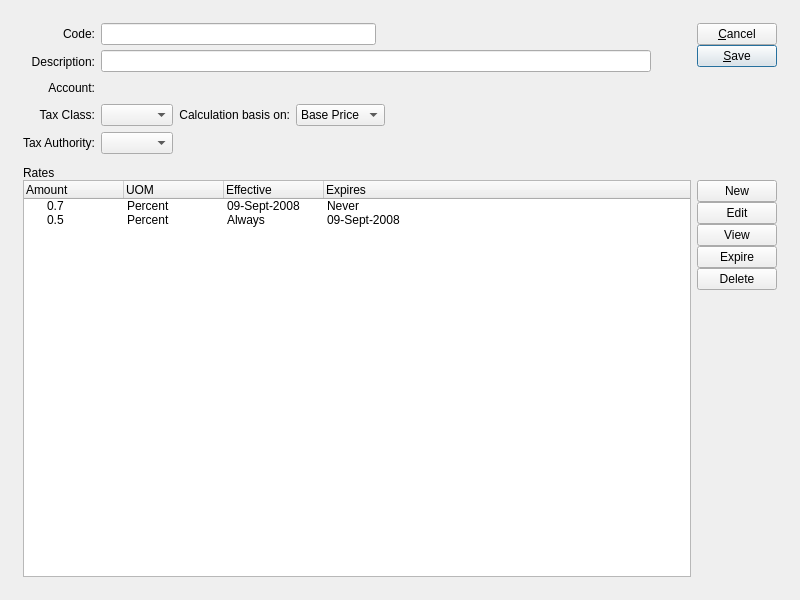
The window that guiclient/taxCode.ui (Pegasus-RPG/xtuple-client) describes before a commit, drawn with Qt 5.
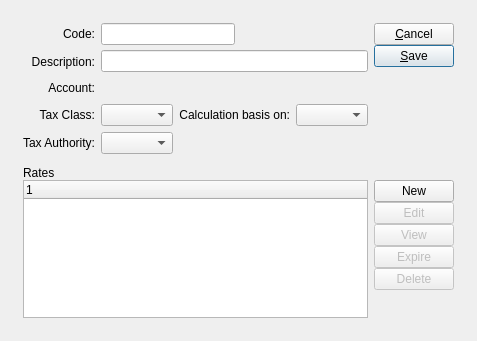
The same window after the commit. Custom widgets are drawn as their Qt base class.

What changed in the file:
```diff
--- a/guiclient/taxCode.ui
+++ b/guiclient/taxCode.ui
@@ -5,8 +5,8 @@
    <rect>
     <x>0</x>
     <y>0</y>
-    <width>800</width>
-    <height>600</height>
+    <width>477</width>
+    <height>341</height>
    </rect>
   </property>
   <property name="windowTitle" >
@@ -141,11 +141,15 @@
            </item>
            <item>
             <widget class="XComboBox" name="_basis" >
-             <item>
-              <property name="text" >
-               <string>Base Price</string>
-              </property>
-             </item>
+             <property name="allowNull" >
+              <bool>true</bool>
+             </property>
+             <property name="nullStr" >
+              <string>Base Price</string>
+             </property>
+             <property name="type" >
+              <enum>XComboBox::TaxCodes</enum>
+             </property>
             </widget>
            </item>
            <item>
@@ -306,56 +310,7 @@
           <item>
            <layout class="QHBoxLayout" name="horizontalLayout" >
             <item>
-             <widget class="XTreeWidget" name="_taxitems" >
-              <column>
-               <property name="text" >
-                <string>Amount</string>
-               </property>
-              </column>
-              <column>
-               <property name="text" >
-                <string>UOM</string>
-               </property>
-              </column>
-              <column>
-               <property name="text" >
-                <string>Effective</string>
-               </property>
-              </column>
-              <column>
-               <property name="text" >
-                <string>Expires</string>
-               </property>
-              </column>
-              <item>
-               <property name="text" >
-                <string>0.7</string>
-               </property>
-               <property name="text" >
-                <string>Percent</string>
-               </property>
-               <property name="text" >
-                <string>09-Sept-2008</string>
-               </property>
-               <property name="text" >
-                <string>Never</string>
-               </property>
-              </item>
-              <item>
-               <property name="text" >
-                <string>0.5</string>
-               </property>
-               <property name="text" >
-                <string>Percent</string>
-               </property>
-               <property name="text" >
-                <string>Always</string>
-               </property>
-               <property name="text" >
-                <string>09-Sept-2008</string>
-               </property>
-              </item>
-             </widget>
+             <widget class="XTreeWidget" name="_taxitems" />
             </item>
             <item>
              <layout class="QVBoxLayout" name="verticalLayout_2" >
@@ -371,6 +326,9 @@
               </item>
               <item>
                <widget class="QPushButton" name="_edit" >
+                <property name="enabled" >
+                 <bool>false</bool>
+                </property>
                 <property name="text" >
                  <string>Edit</string>
                 </property>
@@ -378,6 +336,9 @@
               </item>
               <item>
                <widget class="QPushButton" name="_view" >
+                <property name="enabled" >
+                 <bool>false</bool>
+                </property>
                 <property name="text" >
                  <string>View</string>
                 </property>
@@ -385,13 +346,19 @@
               </item>
               <item>
                <widget class="QPushButton" name="_expire" >
+                <property name="enabled" >
+                 <bool>false</bool>
+                </property>
                 <property name="text" >
                  <string>Expire</string>
                 </property>
                </widget>
               </item>
               <item>
-               <widget class="QPushButton" name="pushButton" >
+               <widget class="QPushButton" name="_delete" >
+                <property name="enabled" >
+                 <bool>false</bool>
+                </property>
                 <property name="text" >
                  <string>Delete</string>
                 </property>
```
Left out of the diff: 26 changed lines with no effect on the pictures.
